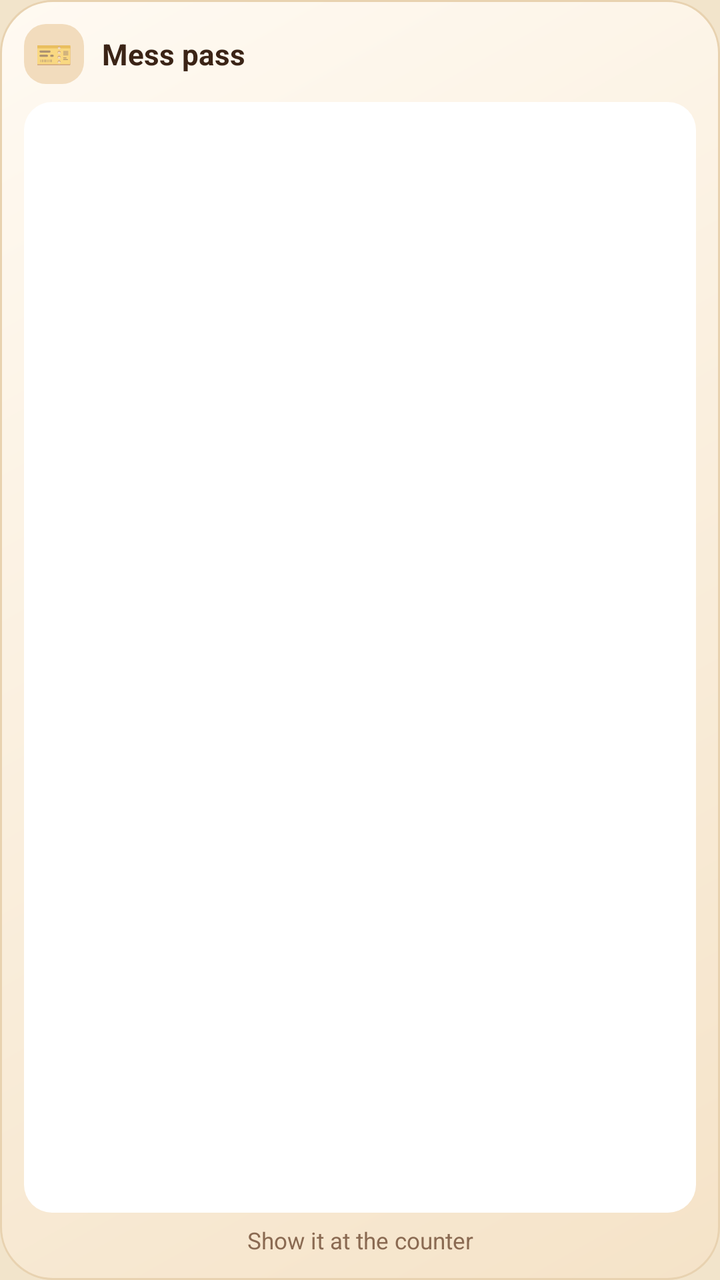
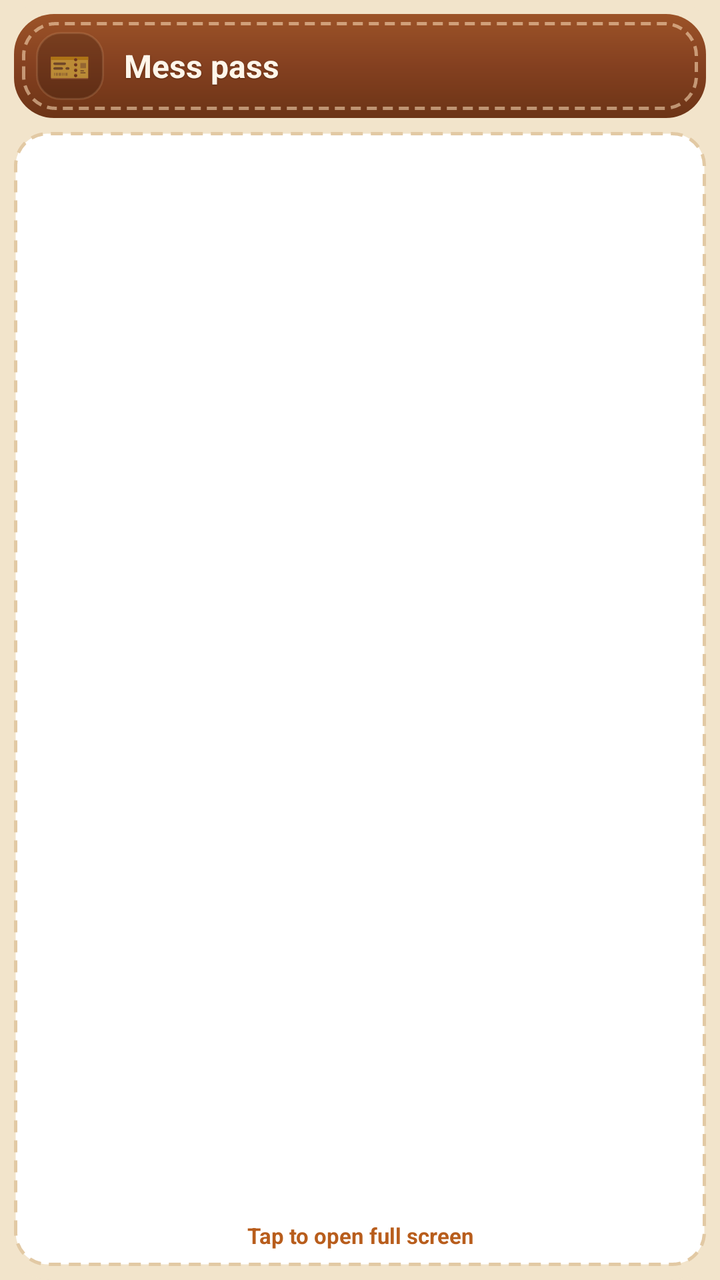

An Android layout rendered at two revisions. The XML below is the earlier revision; the diff shows what the commit changed to produce the second picture.
<!-- AndroidManifest.xml: application theme AppTheme -->
<!-- res/layout/widget_mess_pass.xml -->
<?xml version="1.0" encoding="utf-8"?>
<LinearLayout xmlns:android="http://schemas.android.com/apk/res/android" android:id="@+id/w_root" android:layout_width="match_parent" android:layout_height="match_parent"
    android:orientation="vertical" android:background="@drawable/widget_bg" android:padding="12dp">
    <LinearLayout android:layout_width="match_parent" android:layout_height="wrap_content" android:orientation="horizontal" android:gravity="center_vertical">
        <TextView android:id="@+id/w_icon" android:layout_width="30dp" android:layout_height="30dp" android:background="@drawable/widget_tile"
            android:gravity="center" android:text="🎫" android:textSize="15sp" />
        <TextView android:id="@+id/w_label" android:layout_width="0dp" android:layout_weight="1" android:layout_height="wrap_content" android:layout_marginStart="9dp"
            android:text="Mess pass" android:textColor="@color/widget_ink" android:textSize="14.5sp" android:textStyle="bold" android:maxLines="1" android:ellipsize="end" />
        <TextView android:id="@+id/w_chip" android:layout_width="wrap_content" android:layout_height="wrap_content" android:layout_marginStart="6dp"
            android:background="@drawable/chip_neutral" android:paddingLeft="9dp" android:paddingRight="9dp" android:paddingTop="3dp" android:paddingBottom="3dp"
            android:textColor="#8A6A52" android:textSize="11sp" android:textStyle="bold" android:maxLines="1" android:visibility="gone" />
    </LinearLayout>
    <FrameLayout android:layout_width="match_parent" android:layout_height="0dp" android:layout_weight="1" android:layout_marginTop="9dp">
        <ImageView android:id="@+id/w_qr" android:layout_width="match_parent" android:layout_height="match_parent" android:layout_gravity="center"
            android:background="@drawable/widget_qr_bg" android:padding="8dp" android:scaleType="fitCenter" android:adjustViewBounds="true" android:contentDescription="Mess pass QR" />
        <TextView android:id="@+id/w_empty" android:layout_width="match_parent" android:layout_height="wrap_content" android:layout_gravity="center" android:gravity="center"
            android:textColor="@color/widget_muted" android:textSize="12.5sp" android:visibility="gone" />
    </FrameLayout>
    <TextView android:id="@+id/w_caption" android:layout_width="match_parent" android:layout_height="wrap_content" android:layout_marginTop="6dp" android:gravity="center"
        android:text="Show it at the counter" android:textColor="@color/widget_muted" android:textSize="11.5sp" />
</LinearLayout>
<!-- resources referenced by this layout -->
<resources>
  <color name="widget_ink">#3B2416</color>
  <color name="widget_muted">#8A6A52</color>
  <!-- drawable chip_neutral (drawable) -->
  <?xml version="1.0" encoding="utf-8"?>
  <shape xmlns:android="http://schemas.android.com/apk/res/android" android:shape="rectangle">
      <solid android:color="#268A6A52" />
      <corners android:radius="999dp" />
  </shape>
  <!-- drawable widget_bg (drawable) -->
  <?xml version="1.0" encoding="utf-8"?>
  <shape xmlns:android="http://schemas.android.com/apk/res/android" android:shape="rectangle">
      <gradient android:angle="315" android:startColor="@color/widget_bg_top" android:endColor="@color/widget_bg_bottom" />
      <corners android:radius="26dp" />
      <stroke android:width="1dp" android:color="@color/widget_line" />
  </shape>
  <!-- drawable widget_qr_bg (drawable) -->
  <?xml version="1.0" encoding="utf-8"?>
  <shape xmlns:android="http://schemas.android.com/apk/res/android" android:shape="rectangle">
      <solid android:color="#FFFFFFFF" />
      <corners android:radius="14dp" />
  </shape>
  <!-- drawable widget_tile (drawable) -->
  <?xml version="1.0" encoding="utf-8"?>
  <shape xmlns:android="http://schemas.android.com/apk/res/android" android:shape="rectangle">
      <solid android:color="@color/widget_tile" />
      <corners android:radius="11dp" />
  </shape>
  <style name="AppTheme" parent="Theme.AppCompat.DayNight.NoActionBar">
          <item name="colorPrimary">@color/colorPrimary</item>
          <item name="colorPrimaryDark">@color/colorPrimaryDark</item>
          <item name="colorAccent">@color/colorAccent</item>
          <item name="android:windowBackground">@color/page</item>
      </style>
  <color name="widget_bg_top">#FFFAF2</color>
  <color name="widget_bg_bottom">#F5E3C8</color>
  <color name="widget_line">#E8D2B0</color>
  <color name="widget_tile">#F2DCBD</color>
  <color name="colorPrimary">#7C3D1B</color>
  <color name="colorPrimaryDark">#7C3D1B</color>
  <color name="colorAccent">#6A3DE8</color>
  <color name="page">#F2E4CB</color>
</resources>

<!-- the commit's change to res/layout/widget_mess_pass.xml (unified diff, before → after) -->
@@ -1,21 +1,31 @@
 <?xml version="1.0" encoding="utf-8"?>
 <LinearLayout xmlns:android="http://schemas.android.com/apk/res/android" android:id="@+id/w_root" android:layout_width="match_parent" android:layout_height="match_parent"
-    android:orientation="vertical" android:background="@drawable/widget_bg" android:padding="12dp">
-    <LinearLayout android:layout_width="match_parent" android:layout_height="wrap_content" android:orientation="horizontal" android:gravity="center_vertical">
-        <TextView android:id="@+id/w_icon" android:layout_width="30dp" android:layout_height="30dp" android:background="@drawable/widget_tile"
-            android:gravity="center" android:text="🎫" android:textSize="15sp" />
-        <TextView android:id="@+id/w_label" android:layout_width="0dp" android:layout_weight="1" android:layout_height="wrap_content" android:layout_marginStart="9dp"
-            android:text="Mess pass" android:textColor="@color/widget_ink" android:textSize="14.5sp" android:textStyle="bold" android:maxLines="1" android:ellipsize="end" />
+    android:orientation="vertical" android:background="@drawable/widget_bg" android:padding="7dp">
+    
+    <LinearLayout android:layout_width="match_parent" android:layout_height="wrap_content" android:orientation="horizontal" android:gravity="center_vertical"
+        android:background="@drawable/widget_leather" android:paddingLeft="11dp" android:paddingRight="11dp" android:paddingTop="9dp" android:paddingBottom="9dp">
+        <TextView android:id="@+id/w_icon" android:layout_width="34dp" android:layout_height="34dp" android:background="@drawable/widget_tile"
+            android:gravity="center" android:text="🎫" android:textSize="17sp" />
+        <LinearLayout android:layout_width="0dp" android:layout_weight="1" android:layout_height="wrap_content" android:orientation="vertical" android:layout_marginStart="10dp">
+            <TextView android:id="@+id/w_label" android:layout_width="match_parent" android:layout_height="wrap_content" android:text="Mess pass"
+                android:textColor="#FFFFF6EA" android:textSize="16sp" android:textStyle="bold" android:maxLines="1" android:ellipsize="end"
+                android:shadowColor="#8C321405" android:shadowDy="1" android:shadowRadius="1" />
+            <TextView android:id="@+id/w_hsub" android:layout_width="match_parent" android:layout_height="wrap_content" android:textColor="#FFF0CFA6"
+                android:textSize="11.5sp" android:textStyle="bold" android:maxLines="1" android:ellipsize="end" android:visibility="gone" />
+        </LinearLayout>
         <TextView android:id="@+id/w_chip" android:layout_width="wrap_content" android:layout_height="wrap_content" android:layout_marginStart="6dp"
             android:background="@drawable/chip_neutral" android:paddingLeft="9dp" android:paddingRight="9dp" android:paddingTop="3dp" android:paddingBottom="3dp"
-            android:textColor="#8A6A52" android:textSize="11sp" android:textStyle="bold" android:maxLines="1" android:visibility="gone" />
+            android:textColor="#FFFFF1DD" android:textSize="11sp" android:textStyle="bold" android:maxLines="1" android:visibility="gone" />
     </LinearLayout>
-    <FrameLayout android:layout_width="match_parent" android:layout_height="0dp" android:layout_weight="1" android:layout_marginTop="9dp">
-        <ImageView android:id="@+id/w_qr" android:layout_width="match_parent" android:layout_height="match_parent" android:layout_gravity="center"
-            android:background="@drawable/widget_qr_bg" android:padding="8dp" android:scaleType="fitCenter" android:adjustViewBounds="true" android:contentDescription="Mess pass QR" />
-        <TextView android:id="@+id/w_empty" android:layout_width="match_parent" android:layout_height="wrap_content" android:layout_gravity="center" android:gravity="center"
-            android:textColor="@color/widget_muted" android:textSize="12.5sp" android:visibility="gone" />
-    </FrameLayout>
-    <TextView android:id="@+id/w_caption" android:layout_width="match_parent" android:layout_height="wrap_content" android:layout_marginTop="6dp" android:gravity="center"
-        android:text="Show it at the counter" android:textColor="@color/widget_muted" android:textSize="11.5sp" />
+    <LinearLayout android:id="@+id/w_card" android:layout_width="match_parent" android:layout_height="0dp" android:layout_weight="1" android:layout_marginTop="7dp"
+        android:orientation="vertical" android:background="@drawable/widget_qr_bg" android:padding="8dp">
+        <FrameLayout android:layout_width="match_parent" android:layout_height="0dp" android:layout_weight="1">
+            <ImageView android:id="@+id/w_qr" android:layout_width="match_parent" android:layout_height="match_parent" android:layout_gravity="center"
+                android:padding="6dp" android:scaleType="fitCenter" android:adjustViewBounds="true" android:contentDescription="Mess pass QR" />
+            <TextView android:id="@+id/w_empty" android:layout_width="match_parent" android:layout_height="wrap_content" android:layout_gravity="center" android:gravity="center"
+                android:textColor="#8A6A52" android:textSize="12.5sp" android:visibility="gone" />
+        </FrameLayout>
+        <TextView android:id="@+id/w_caption" android:layout_width="match_parent" android:layout_height="wrap_content" android:layout_marginTop="2dp" android:gravity="center"
+            android:text="Tap to open full screen" android:textColor="#B85D1C" android:textSize="11sp" android:textStyle="bold" />
+    </LinearLayout>
 </LinearLayout>
<!-- resource entries referenced after the edit -->
@@ -1,31 +1,48 @@
 <!-- resources referenced by this layout -->
 <resources>
-  <color name="widget_ink">#3B2416</color>
-  <color name="widget_muted">#8A6A52</color>
   <!-- drawable chip_neutral (drawable) -->
   <?xml version="1.0" encoding="utf-8"?>
   <shape xmlns:android="http://schemas.android.com/apk/res/android" android:shape="rectangle">
-      <solid android:color="#268A6A52" />
+      <solid android:color="#33FFE9CC" />
       <corners android:radius="999dp" />
+      <stroke android:width="1dp" android:color="#40FFE2BE" />
   </shape>
   <!-- drawable widget_bg (drawable) -->
   <?xml version="1.0" encoding="utf-8"?>
   <shape xmlns:android="http://schemas.android.com/apk/res/android" android:shape="rectangle">
-      <gradient android:angle="315" android:startColor="@color/widget_bg_top" android:endColor="@color/widget_bg_bottom" />
+      <solid android:color="@color/widget_paper" />
       <corners android:radius="26dp" />
-      <stroke android:width="1dp" android:color="@color/widget_line" />
   </shape>
+  <!-- drawable widget_leather (drawable) -->
+  <?xml version="1.0" encoding="utf-8"?>
+  <layer-list xmlns:android="http://schemas.android.com/apk/res/android">
+      <item>
+          <shape android:shape="rectangle">
+              <gradient android:angle="270" android:startColor="#9C5328" android:centerColor="#844020" android:endColor="#6C3416" />
+              <corners android:radius="20dp" />
+          </shape>
+      </item>
+      <item android:left="4dp" android:top="4dp" android:right="4dp" android:bottom="4dp">
+          <shape android:shape="rectangle">
+              <solid android:color="#00000000" />
+              <stroke android:width="1.5dp" android:color="#8CFFE2BE" android:dashWidth="5dp" android:dashGap="3dp" />
+              <corners android:radius="16dp" />
+          </shape>
+      </item>
+  </layer-list>
   <!-- drawable widget_qr_bg (drawable) -->
   <?xml version="1.0" encoding="utf-8"?>
   <shape xmlns:android="http://schemas.android.com/apk/res/android" android:shape="rectangle">
       <solid android:color="#FFFFFFFF" />
-      <corners android:radius="14dp" />
+      <corners android:radius="16dp" />
+      <stroke android:width="1.5dp" android:color="#E2C9A4" android:dashWidth="6dp" android:dashGap="4dp" />
   </shape>
   <!-- drawable widget_tile (drawable) -->
   <?xml version="1.0" encoding="utf-8"?>
   <shape xmlns:android="http://schemas.android.com/apk/res/android" android:shape="rectangle">
-      <solid android:color="@color/widget_tile" />
-      <corners android:radius="11dp" />
+      <solid android:color="#2E000000" />
+      <corners android:radius="12dp" />
+      <stroke android:width="1dp" android:color="#26FFD2A0" />
   </shape>
   <style name="AppTheme" parent="Theme.AppCompat.DayNight.NoActionBar">
           <item name="colorPrimary">@color/colorPrimary</item>
@@ -33,10 +50,7 @@
           <item name="colorAccent">@color/colorAccent</item>
           <item name="android:windowBackground">@color/page</item>
       </style>
-  <color name="widget_bg_top">#FFFAF2</color>
-  <color name="widget_bg_bottom">#F5E3C8</color>
-  <color name="widget_line">#E8D2B0</color>
-  <color name="widget_tile">#F2DCBD</color>
+  <color name="widget_paper">#F2E4CB</color>
   <color name="colorPrimary">#7C3D1B</color>
   <color name="colorPrimaryDark">#7C3D1B</color>
   <color name="colorAccent">#6A3DE8</color>
